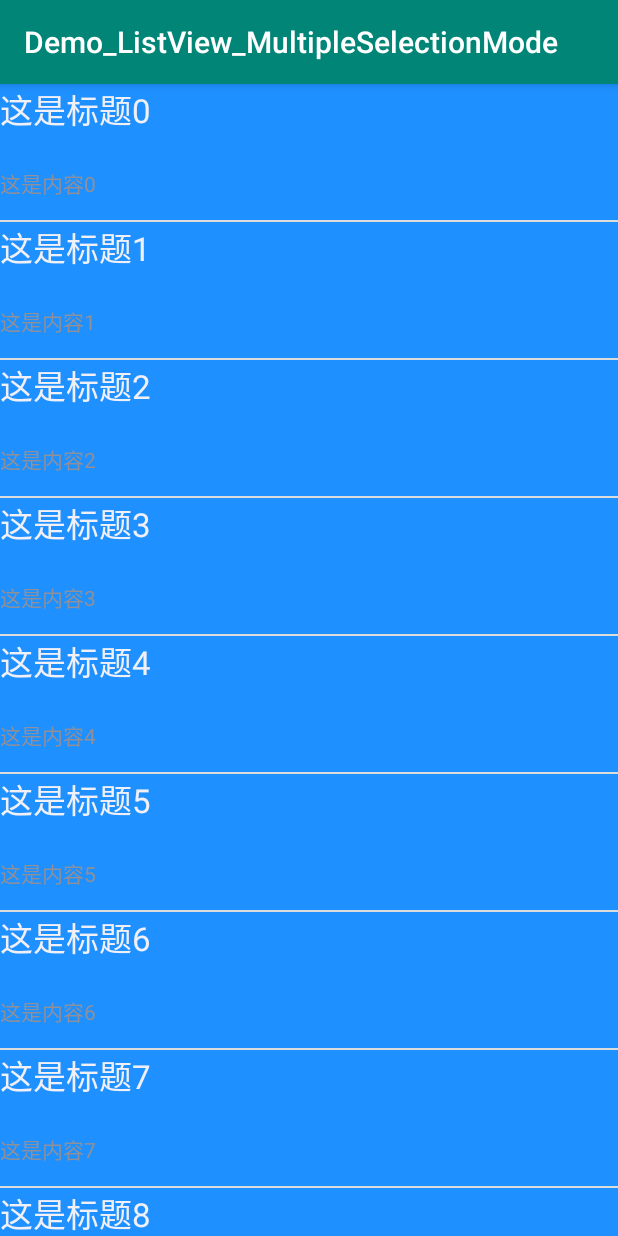
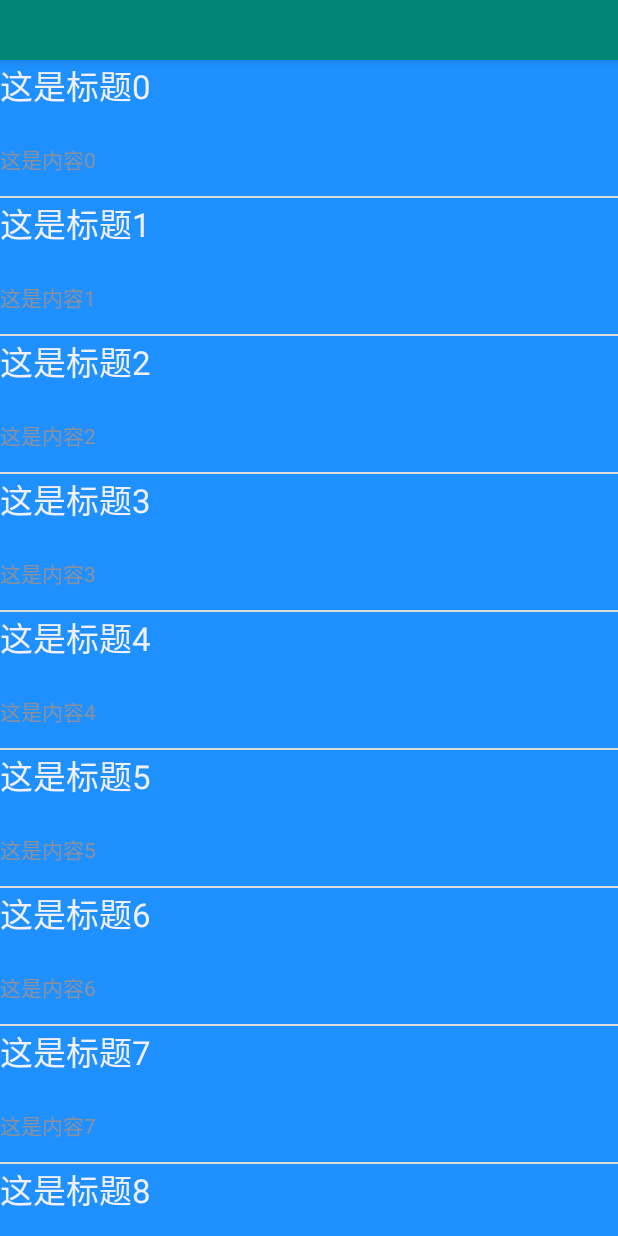
Before and after one commit to 0x7A7A6572/Demo_ListView_MultipleSelectionMode, an Android app: the screen it shows after launch (MainActivity), on a phone screen of 412 x 824 dp. Run offline under Robolectric (Android 15) with nearby library versions, the phone set to English and light mode, and no system bars.

Commit message:
修改listview为被ViewPager嵌套的，且添加NotasScroll

```diff
--- a/app/build.gradle
+++ b/app/build.gradle
@@ -23,6 +23,9 @@ dependencies {
     implementation fileTree(dir: 'libs', include: ['*.jar'])
     implementation 'androidx.appcompat:appcompat:1.1.0'
     implementation 'androidx.constraintlayout:constraintlayout:1.1.3'
+    implementation 'androidx.appcompat:appcompat:1.1.0'
+    implementation 'androidx.preference:preference:1.1.0'
+    implementation 'com.google.android.material:material:1.0.0'
     testImplementation 'junit:junit:4.12'
     androidTestImplementation 'androidx.test.ext:junit:1.1.1'
     androidTestImplementation 'androidx.test.espresso:espresso-core:3.2.0'
--- a/app/src/main/java/com/noform/demo_listview_multipleselectionmode/MainActivity.java
+++ b/app/src/main/java/com/noform/demo_listview_multipleselectionmode/MainActivity.java
@@ -1,10 +1,10 @@
 package com.noform.demo_listview_multipleselectionmode;
 
 import androidx.appcompat.app.AppCompatActivity;
-
+import androidx.viewpager.widget.ViewPager;
 import android.content.Context;
 import android.os.Bundle;
-import android.util.Log;
+import android.view.LayoutInflater;
 import android.view.View;
 import android.widget.AdapterView;
 import android.widget.Button;
@@ -15,10 +15,15 @@ import android.widget.Toast;
 
 import java.util.ArrayList;
 import java.util.HashMap;
+import java.util.List;
 
 public class MainActivity extends AppCompatActivity {
 
+    private ViewPager mViewPager;
+    private View page0, page1;
+    private List<View> viewList;//view数组
     static ListView list;
+    private MyPagerAdapter pagerAdapter;
     static MyAdapter listItemAdapter;//适配器
     static boolean isMultipleSelectionMode;//判断进入多选模式
     public static ArrayList<HashMap<String, Object>> AdapterList = new ArrayList<>();  //数据
@@ -32,6 +37,24 @@ public class MainActivity extends AppCompatActivity {
         super.onCreate(savedInstanceState);
         setContentView(R.layout.activity_main);
         CONTEXT = this.getApplicationContext();
+
+        mViewPager=findViewById(R.id.activityViewPager);
+
+        LayoutInflater inflater = getLayoutInflater();
+        page0 =inflater.inflate(R.layout.list_view, null);
+        page1 = inflater.inflate(R.layout.null_layout, null);
+        list = page0.findViewById(R.id.mylistview);
+
+        viewList = new ArrayList<View>();// 将要分页显示的View装入数组中
+        viewList.add(page0);
+        viewList.add(page1);
+        pagerAdapter = new MyPagerAdapter(viewList);
+        mViewPager.setAdapter(pagerAdapter);
+
+
+
+
+
         //初始化数据
         initData();
 
@@ -95,7 +118,6 @@ public class MainActivity extends AppCompatActivity {
     }
 
     public void initData(){
-        list = this.findViewById(R.id.mylistview);
 
         for(int i = 0;i< 50;i++){
             HashMap<String,Object> map = new HashMap<>();
--- /dev/null
+++ b/app/src/main/java/com/noform/demo_listview_multipleselectionmode/MyPagerAdapter.java
@@ -0,0 +1,38 @@
+package com.noform.demo_listview_multipleselectionmode;
+
+import androidx.viewpager.widget.PagerAdapter;
+import android.view.View;
+import android.view.ViewGroup;
+import java.util.List;
+
+public class MyPagerAdapter extends PagerAdapter
+{
+
+    private List<View> mViewList;
+
+    public MyPagerAdapter(List<View> mViewList) {
+        this.mViewList = mViewList;
+    }
+
+    @Override
+    public int getCount() {//必须实现
+        return mViewList.size();
+    }
+
+    @Override
+    public boolean isViewFromObject(View view, Object object) {//必须实现
+        return view == object;
+    }
+
+    @Override
+    public Object instantiateItem(ViewGroup container, int position) {//必须实现，实例化
+        container.addView(mViewList.get(position));
+        return mViewList.get(position);
+    }
+
+    @Override
+    public void destroyItem(ViewGroup container, int position, Object object) {//必须实现，销毁
+        container.removeView(mViewList.get(position));
+    }
+
+}
--- a/app/src/main/res/layout/activity_main.xml
+++ b/app/src/main/res/layout/activity_main.xml
@@ -1,46 +1,48 @@
 <?xml version="1.0" encoding="utf-8"?>
-<LinearLayout
-    xmlns:android="http://schemas.android.com/apk/res/android"
+<LinearLayout xmlns:android="http://schemas.android.com/apk/res/android"
     android:layout_width="fill_parent"
     android:layout_height="fill_parent"
+    xmlns:app="http://schemas.android.com/apk/res-auto"
     android:orientation="vertical">
+<include
+    layout="@layout/ite_tool_bar"/>
 
-    <LinearLayout
-        android:visibility="gone"
-        android:id="@+id/ItemToolBar"
-        android:orientation="horizontal"
-        android:layout_width="wrap_content"
-        android:layout_height="wrap_content">
+    <androidx.coordinatorlayout.widget.CoordinatorLayout
+        android:layout_width="match_parent"
+        android:layout_height="match_parent">
 
-        <TextView
-            android:layout_width="wrap_content"
+        <com.google.android.material.appbar.AppBarLayout
+            android:layout_width="match_parent"
             android:layout_height="wrap_content"
-            android:text="选择了0项"
-            android:id="@+id/counttext"/>
+            android:theme="@style/AppTheme.AppBarOverlay">
 
-        <Button
-            android:layout_width="wrap_content"
-            android:layout_height="wrap_content"
-            android:text="全选"
-            android:id="@+id/all"/>
+            <androidx.appcompat.widget.Toolbar
+                android:id="@+id/toolbar"
+                android:layout_width="match_parent"
+                android:layout_height="40dp"
+                android:background="?attr/colorPrimary"
+                android:minHeight="40dp"
+                app:layout_scrollFlags="scroll"
+                app:maxButtonHeight="25dp"
+                app:popupTheme="@style/ThemeOverlay.AppCompat.Light" />
 
-        <Button
-            android:layout_width="wrap_content"
-            android:layout_height="wrap_content"
-            android:text="反选"
-            android:id="@+id/unall"/>
+        </com.google.android.material.appbar.AppBarLayout>
 
-        <Button
-            android:layout_width="wrap_content"
-            android:layout_height="wrap_content"
-            android:text="删除"
-            android:id="@+id/del"/>
+        <androidx.core.widget.NestedScrollView
+            android:layout_width="match_parent"
+            android:layout_height="match_parent"
+            android:fillViewport="true"
+            app:layout_behavior="@string/appbar_scrolling_view_behavior">
 
-    </LinearLayout>
 
-    <ListView
-        android:layout_width="match_parent"
-        android:layout_height="match_parent"
-        android:id="@+id/mylistview"/>
+            <androidx.viewpager.widget.ViewPager
+                android:id="@+id/activityViewPager"
+                android:layout_width="match_parent"
+                android:layout_height="match_parent" />
+
+        </androidx.core.widget.NestedScrollView>
+
+    </androidx.coordinatorlayout.widget.CoordinatorLayout>
+
 
 </LinearLayout>
--- /dev/null
+++ b/app/src/main/res/layout/ite_tool_bar.xml
@@ -0,0 +1,35 @@
+<?xml version="1.0" encoding="utf-8"?>
+<LinearLayout xmlns:android="http://schemas.android.com/apk/res/android"
+    android:visibility="gone"
+    android:id="@+id/ItemToolBar"
+    android:orientation="horizontal"
+    android:layout_width="wrap_content"
+    android:layout_height="wrap_content">
+
+        <TextView
+            android:layout_width="wrap_content"
+            android:layout_height="wrap_content"
+            android:text="选择了0项"
+            android:id="@+id/counttext"/>
+
+        <Button
+            android:layout_width="wrap_content"
+            android:layout_height="wrap_content"
+            android:text="全选"
+            android:id="@+id/all"/>
+
+        <Button
+            android:layout_width="wrap_content"
+            android:layout_height="wrap_content"
+            android:text="反选"
+            android:id="@+id/unall"/>
+
+        <Button
+            android:layout_width="wrap_content"
+            android:layout_height="wrap_content"
+            android:text="删除"
+            android:id="@+id/del"/>
+
+
+
+</LinearLayout>
--- /dev/null
+++ b/app/src/main/res/layout/list_view.xml
@@ -0,0 +1,11 @@
+<?xml version="1.0" encoding="utf-8"?>
+<LinearLayout
+    xmlns:android="http://schemas.android.com/apk/res/android"
+    android:layout_width="fill_parent"
+    android:layout_height="fill_parent"
+    android:orientation="vertical">
+<ListView
+    android:layout_width="match_parent"
+    android:layout_height="match_parent"
+    android:id="@+id/mylistview" />
+</LinearLayout>
--- /dev/null
+++ b/app/src/main/res/layout/null_layout.xml
@@ -0,0 +1,11 @@
+<?xml version="1.0" encoding="utf-8"?>
+<LinearLayout xmlns:android="http://schemas.android.com/apk/res/android"
+    android:orientation="vertical" android:layout_width="match_parent"
+    android:layout_height="match_parent">
+
+    <TextView
+        android:id="@+id/textView2"
+        android:layout_width="match_parent"
+        android:layout_height="wrap_content"
+        android:text="hahaahahahaha" />
+</LinearLayout>
--- a/app/src/main/res/values/styles.xml
+++ b/app/src/main/res/values/styles.xml
@@ -1,11 +1,15 @@
 <resources>
 
     <!-- Base application theme. -->
-    <style name="AppTheme" parent="Theme.AppCompat.Light.DarkActionBar">
+    <style name="AppTheme" parent="Theme.AppCompat.Light.NoActionBar">
         <!-- Customize your theme here. -->
         <item name="colorPrimary">@color/colorPrimary</item>
         <item name="colorPrimaryDark">@color/colorPrimaryDark</item>
         <item name="colorAccent">@color/colorAccent</item>
     </style>
 
+    <style name="AppTheme.AppBarOverlay" parent="ThemeOverlay.AppCompat.Dark.ActionBar" />
+
+    <style name="AppTheme.PopupOverlay" parent="ThemeOverlay.AppCompat.Light" />
+
 </resources>
```
